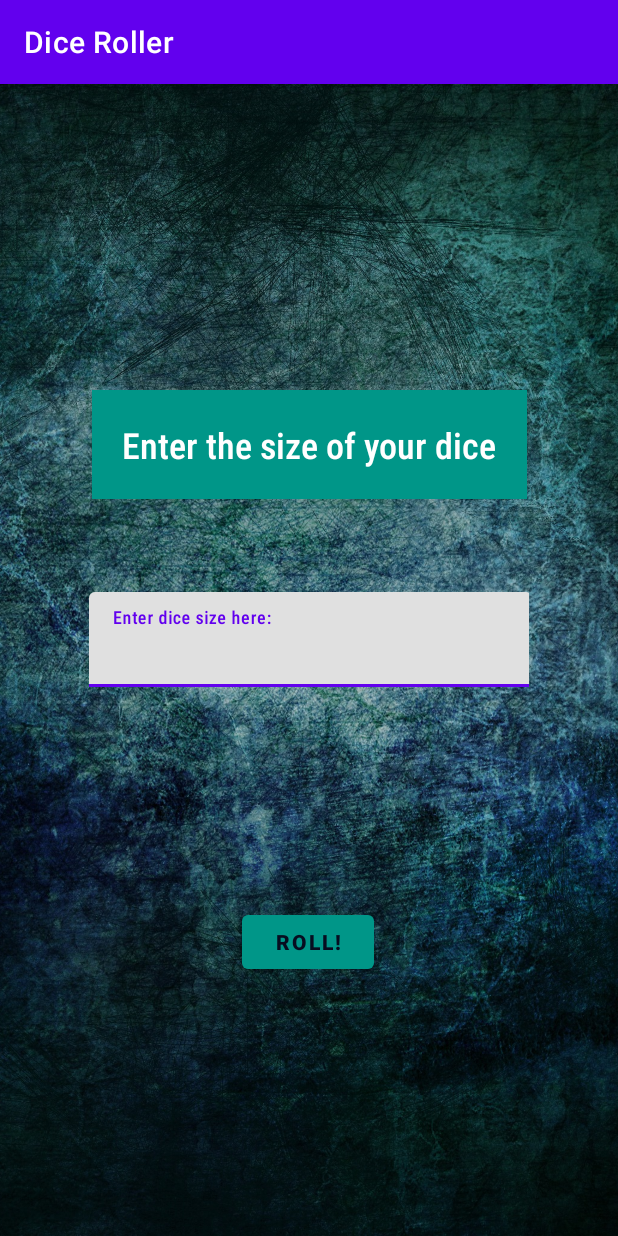
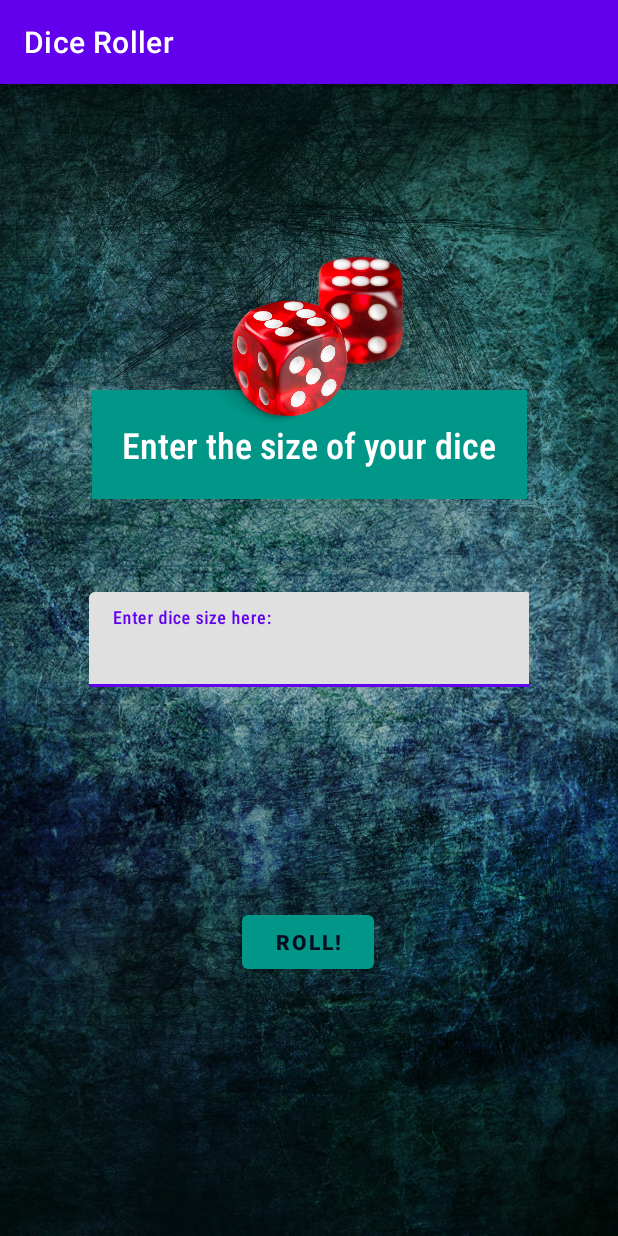
Before and after one commit to CMarconius/Android_Codelabs_DiceRoller, an Android app: the screen it shows after launch (MainActivity), on a phone screen of 412 x 824 dp. Run offline under Robolectric (Android 15) with nearby library versions, the phone set to English and light mode, and no system bars.

Commit message:
Added Dice Image

```diff
--- a/app/src/main/res/layout/activity_main.xml
+++ b/app/src/main/res/layout/activity_main.xml
@@ -15,7 +15,8 @@
         android:scaleType="centerCrop"
         app:layout_constraintStart_toStartOf="parent"
         app:layout_constraintTop_toTopOf="parent"
-        app:srcCompat="@drawable/bck_1" />
+        app:srcCompat="@drawable/bck_1"
+        tools:ignore="ImageContrastCheck" />
 
     <Button
         android:id="@+id/superMegaButton4000"
@@ -81,4 +82,13 @@
             tools:ignore="TextContrastCheck" />
     </com.google.android.material.textfield.TextInputLayout>
 
+    <ImageView
+        android:id="@+id/imageView2"
+        android:layout_width="378dp"
+        android:layout_height="341dp"
+        app:layout_constraintEnd_toEndOf="parent"
+        app:layout_constraintStart_toStartOf="@+id/imageView"
+        app:layout_constraintTop_toTopOf="parent"
+        app:srcCompat="@drawable/dice" />
+
 </androidx.constraintlayout.widget.ConstraintLayout>
```
Also changed, not shown: app/src/main/res/drawable/dice.png (added).
